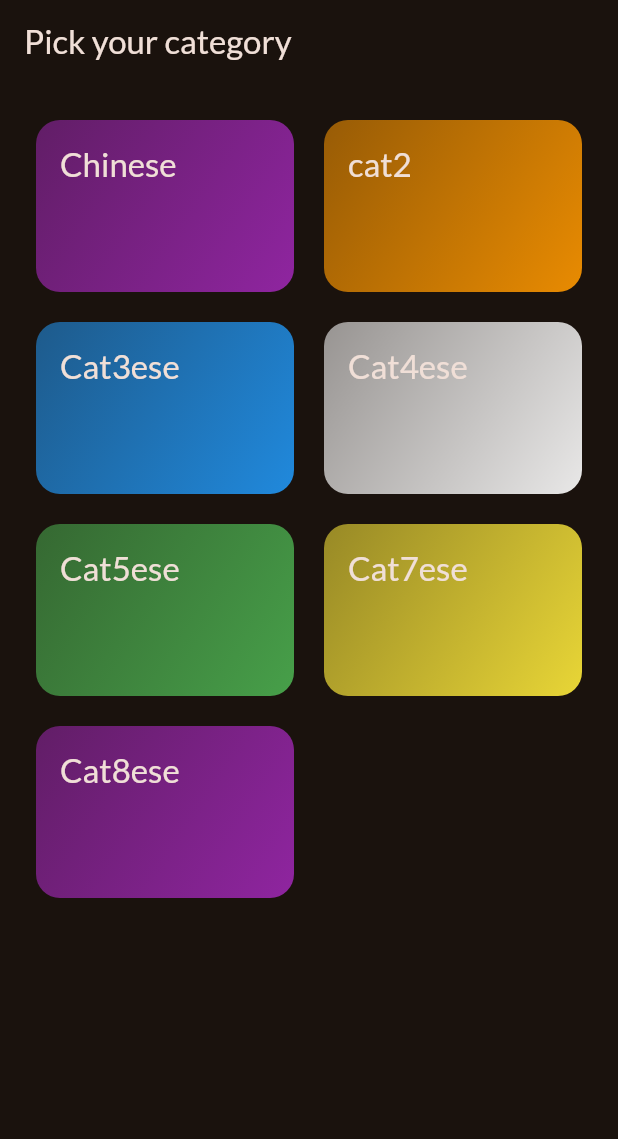
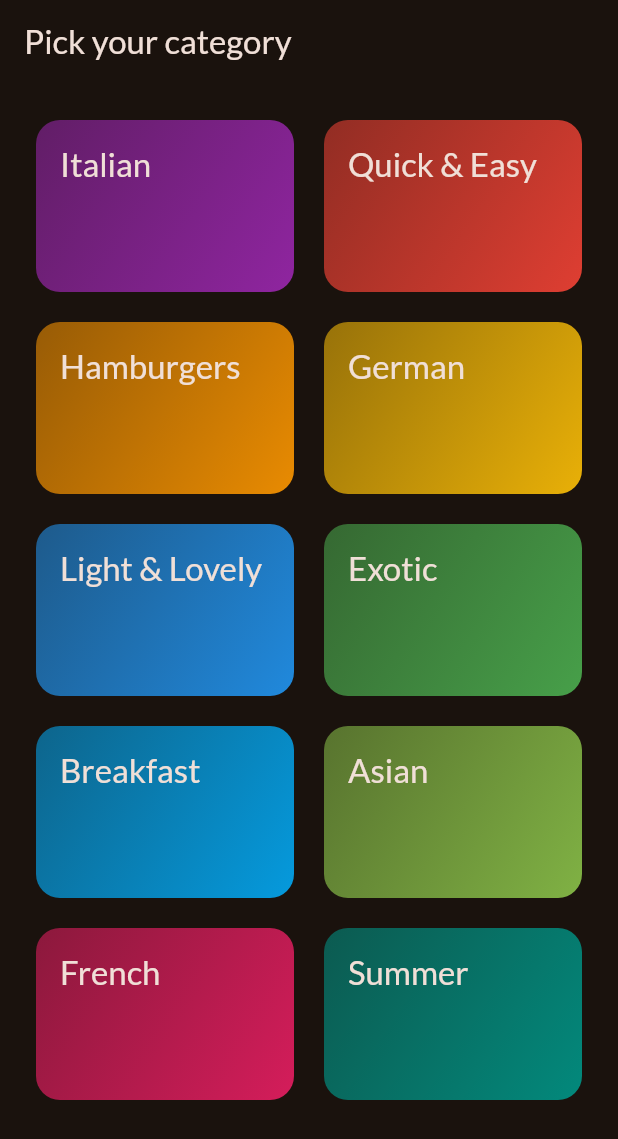
Before and after one commit to prabeshkunwar12/meals_app, a Flutter app: the screen it shows after launch, on a phone screen of 412 x 824 dp. Shown: the top 1139 px of the screen. Run offline on Flutter 3.47's test engine with Material 3 defaults, Android fonts, the phone set to English and light mode, and no system bars; our stand-ins replace google_fonts, transparent_image.

Commit message:
added details to the meals card

```diff
--- a/lib/data/dummy_data.dart
+++ b/lib/data/dummy_data.dart
@@ -2,40 +2,57 @@ import 'package:flutter/material.dart';
 import 'package:meals_app/model/category.dart';
 import 'package:meals_app/model/meal.dart';
 
+// Constants in Dart should be written in lowerCamelcase.
 const categories = [
   Category(
     id: 'c1',
-    title: 'Chinese',
+    title: 'Italian',
     color: Colors.purple,
   ),
   Category(
     id: 'c2',
-    title: 'cat2',
+    title: 'Quick & Easy',
+    color: Colors.red,
   ),
   Category(
     id: 'c3',
-    title: 'Cat3ese',
+    title: 'Hamburgers',
+    color: Colors.orange,
+  ),
+  Category(
+    id: 'c4',
+    title: 'German',
+    color: Colors.amber,
+  ),
+  Category(
+    id: 'c5',
+    title: 'Light & Lovely',
     color: Colors.blue,
   ),
   Category(
-    id: 'c4',
-    title: 'Cat4ese',
-    color: Colors.white,
-  ),
-  Category(
-    id: 'c5',
-    title: 'Cat5ese',
+    id: 'c6',
+    title: 'Exotic',
     color: Colors.green,
   ),
   Category(
-    id: 'c6',
-    title: 'Cat7ese',
-    color: Colors.yellow,
+    id: 'c7',
+    title: 'Breakfast',
+    color: Colors.lightBlue,
   ),
   Category(
-    id: 'c7',
-    title: 'Cat8ese',
-    color: Colors.purple,
+    id: 'c8',
+    title: 'Asian',
+    color: Colors.lightGreen,
+  ),
+  Category(
+    id: 'c9',
+    title: 'French',
+    color: Colors.pink,
+  ),
+  Category(
+    id: 'c10',
+    title: 'Summer',
+    color: Colors.teal,
   ),
 ];
 
--- a/lib/screens/meals_screen.dart
+++ b/lib/screens/meals_screen.dart
@@ -1,5 +1,6 @@
 import 'package:flutter/material.dart';
 import 'package:meals_app/model/meal.dart';
+import 'package:meals_app/widgets/meal_item.dart';
 
 class MealsScreen extends StatelessWidget {
   final String title;
@@ -11,9 +12,7 @@ class MealsScreen extends StatelessWidget {
   Widget build(BuildContext context) {
     Widget content = ListView.builder(
       itemCount: meals.length,
-      itemBuilder: (ctx, index) => Text(
-        meals[index].title,
-      ),
+      itemBuilder: (ctx, index) => MealItem(meal: meals[index]),
     );
     if (meals.isEmpty) {
       content = Center(
--- a/pubspec.yaml
+++ b/pubspec.yaml
@@ -36,6 +36,7 @@ dependencies:
   # Use with the CupertinoIcons class for iOS style icons.
   cupertino_icons: ^1.0.6
   google_fonts: ^6.2.1
+  transparent_image: ^2.0.1
 
 dev_dependencies:
   flutter_test:
```
Also changed, not shown: lib/model/meal.dart (+9 -0 lines), lib/screens/categories_screen.dart (+8 -3 lines), lib/widgets/meal_item.dart (added, +86 -0 lines), lib/widgets/meal_item_trait.dart (added, +30 -0 lines), pubspec.lock.
